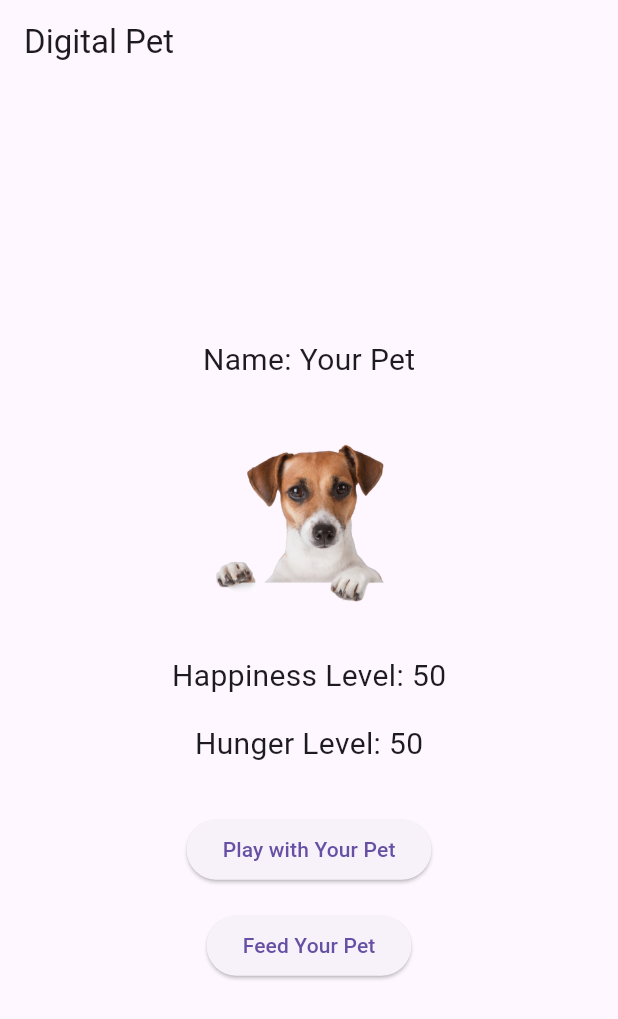
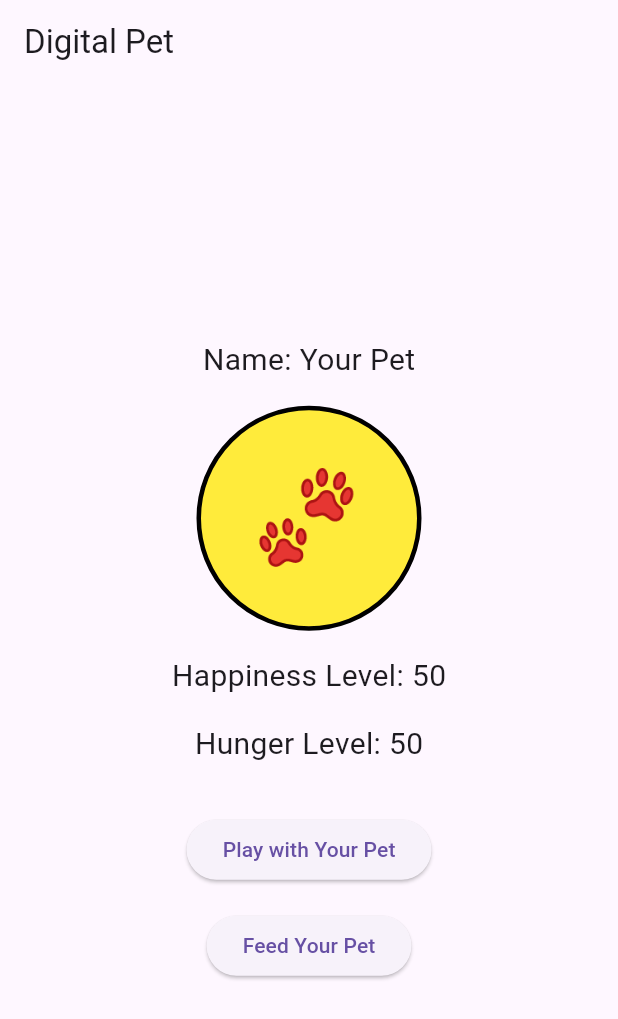
Before and after one commit to AryanSahu2805/Digital-Pet-App-with-State-Management, a Flutter app: the screen it shows after launch, on a phone screen of 412 x 824 dp. Shown: the top 1019 px of the screen. Run offline on Flutter 3.47's test engine with Material 3 defaults, Android fonts, the light colour scheme and no system bars.

Commit message:
Add dynamic pet color change based on happiness level

```diff
--- a/lib/main.dart
+++ b/lib/main.dart
@@ -48,6 +48,17 @@ class _DigitalPetAppState extends State<DigitalPetApp> {
     });
   }
 
+  // Simple function to get pet color based on happiness
+  Color getPetColor() {
+    if (happinessLevel > 70) {
+      return Colors.green; // Happy
+    } else if (happinessLevel >= 30) {
+      return Colors.yellow; // Neutral
+    } else {
+      return Colors.red; // Unhappy
+    }
+  }
+
   @override
   Widget build(BuildContext context) {
     return Scaffold(
@@ -63,12 +74,21 @@ class _DigitalPetAppState extends State<DigitalPetApp> {
               style: TextStyle(fontSize: 20.0),
             ),
             SizedBox(height: 16.0),
-            // Pet Image
-            Image.asset(
-              'assets/images/pet.png',
+            // Pet Color Circle (changes based on happiness)
+            Container(
               width: 150,
               height: 150,
-              fit: BoxFit.contain,
+              decoration: BoxDecoration(
+                color: getPetColor(),
+                shape: BoxShape.circle,
+                border: Border.all(color: Colors.black, width: 3),
+              ),
+              child: Center(
+                child: Text(
+                  '🐾',
+                  style: TextStyle(fontSize: 60),
+                ),
+              ),
             ),
             SizedBox(height: 16.0),
             Text(
```
